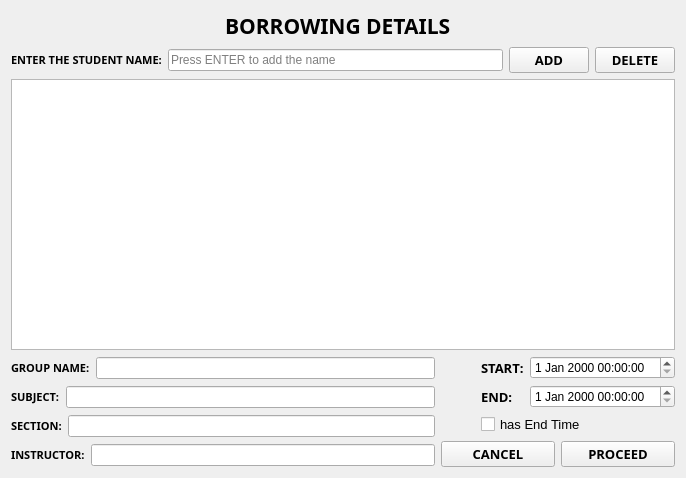
First picture: the form in borrowingd.ui, repository markytools/sume-borrower-app, before the edit.
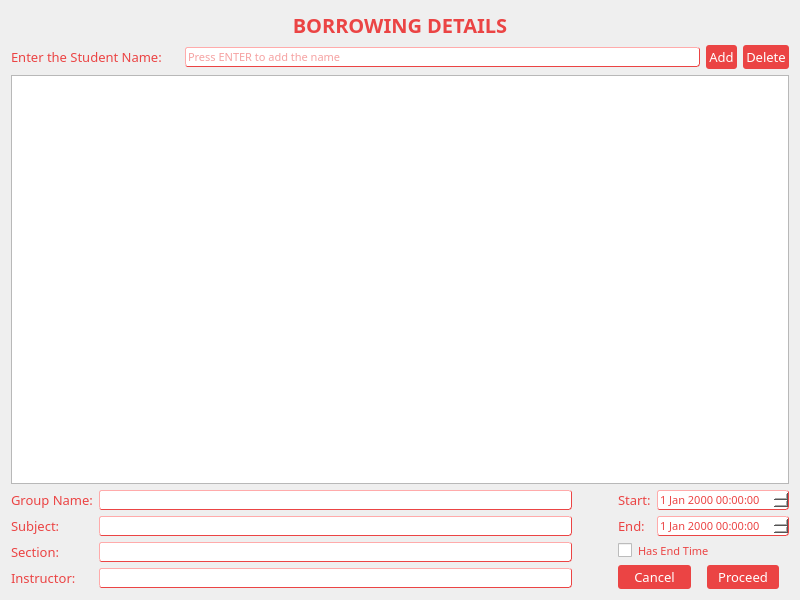
Second picture: the form after the edit.

What changed in the file:
```diff
--- a/borrowingd.ui
+++ b/borrowingd.ui
@@ -6,14 +6,14 @@
    <rect>
     <x>0</x>
     <y>0</y>
-    <width>686</width>
-    <height>478</height>
+    <width>800</width>
+    <height>600</height>
    </rect>
   </property>
   <property name="minimumSize">
    <size>
-    <width>0</width>
-    <height>0</height>
+    <width>800</width>
+    <height>600</height>
    </size>
   </property>
   <property name="maximumSize">
@@ -25,35 +25,14 @@
   <property name="windowTitle">
    <string>Form</string>
   </property>
+  <property name="styleSheet">
+   <string notr="true">#BorrowingD{
+background-color:white;
+background:none;
+border:none;
+}</string>
+  </property>
   <layout class="QGridLayout" name="gridLayout">
-   <item row="0" column="0">
-    <spacer name="horizontalSpacer">
-     <property name="orientation">
-      <enum>Qt::Horizontal</enum>
-     </property>
-     <property name="sizeHint" stdset="0">
-      <size>
-       <width>203</width>
-       <height>20</height>
-      </size>
-     </property>
-    </spacer>
-   </item>
-   <item row="0" column="1">
-    <widget class="QLabel" name="label">
-     <property name="font">
-      <font>
-       <family>Segoe UI Black</family>
-       <pointsize>16</pointsize>
-       <weight>75</weight>
-       <bold>true</bold>
-      </font>
-     </property>
-     <property name="text">
-      <string>BORROWING DETAILS</string>
-     </property>
-    </widget>
-   </item>
    <item row="1" column="0" colspan="3">
     <layout class="QVBoxLayout" name="verticalLayout_2">
      <item>
@@ -64,19 +43,46 @@
           <widget class="QLabel" name="label_2">
            <property name="font">
             <font>
-             <family>Segoe UI Black</family>
-             <pointsize>8</pointsize>
-             <weight>75</weight>
-             <bold>true</bold>
+             <family>Adobe Gothic Std B</family>
+             <pointsize>10</pointsize>
+             <weight>50</weight>
+             <bold>false</bold>
             </font>
            </property>
+           <property name="styleSheet">
+            <string notr="true">#label_2{
+background-color:transparent;
+color: #eb4444;
+background:none;
+border:none;
+}</string>
+           </property>
            <property name="text">
-            <string>ENTER THE STUDENT NAME:</string>
+            <string>Enter the Student Name:     </string>
            </property>
           </widget>
          </item>
          <item>
           <widget class="QLineEdit" name="studentName">
+           <property name="font">
+            <font>
+             <family>Adobe Gothic Std B</family>
+             <pointsize>8</pointsize>
+            </font>
+           </property>
+           <property name="styleSheet">
+            <string notr="true">#studentName{
+background-color:white;
+color: #eb4444;
+border-style: outset;
+border-width: 1px;
+border-color: #eb4444;
+border-radius: 3px;
+}</string>
+           </property>
+           <property name="text">
+            <string/>
+           </property>
            <property name="placeholderText">
             <string>Press ENTER to add the name</string>
            </property>
@@ -90,14 +96,23 @@
           <widget class="QPushButton" name="Add">
            <property name="font">
             <font>
-             <family>Segoe UI Black</family>
+             <family>Adobe Gothic Std B</family>
              <pointsize>10</pointsize>
-             <weight>75</weight>
-             <bold>true</bold>
+             <weight>50</weight>
+             <bold>false</bold>
             </font>
            </property>
+           <property name="styleSheet">
+            <string notr="true">#Add{
+background-color: #eb4444;
+color: white;
+border-style: outset;
+border-radius: 3px;
+padding: 3px;
+}</string>
+           </property>
            <property name="text">
-            <string>ADD</string>
+            <string>Add</string>
            </property>
           </widget>
          </item>
@@ -105,14 +120,23 @@
           <widget class="QPushButton" name="Delete">
            <property name="font">
             <font>
-             <family>Segoe UI Black</family>
+             <family>Adobe Gothic Std B</family>
              <pointsize>10</pointsize>
-             <weight>75</weight>
-             <bold>true</bold>
+             <weight>50</weight>
+             <bold>false</bold>
             </font>
            </property>
+           <property name="styleSheet">
+            <string notr="true">#Delete{
+background-color: #eb4444;
+color: white;
+border-style: outset;
+border-radius: 3px;
+padding: 3px;
+}</string>
+           </property>
            <property name="text">
-            <string>DELETE</string>
+            <string>Delete</string>
            </property>
           </widget>
          </item>
@@ -121,7 +145,14 @@
       </layout>
      </item>
      <item>
-      <widget class="QListWidget" name="listWidget"/>
+      <widget class="QListWidget" name="listWidget">
+       <property name="font">
+        <font>
+         <family>Adobe Gothic Std B</family>
+         <pointsize>10</pointsize>
+        </font>
+       </property>
+      </widget>
      </item>
      <item>
       <layout class="QHBoxLayout" name="horizontalLayout_9">
@@ -133,19 +164,44 @@
             <widget class="QLabel" name="label_9">
              <property name="font">
               <font>
-               <family>Segoe UI Black</family>
-               <pointsize>8</pointsize>
-               <weight>75</weight>
-               <bold>true</bold>
+               <family>Adobe Gothic Std B</family>
+               <pointsize>10</pointsize>
+               <weight>50</weight>
+               <bold>false</bold>
               </font>
              </property>
+             <property name="styleSheet">
+              <string notr="true">#label_9{
+background-color:transparent;
+color: #eb4444;
+background:none;
+border:none;
+}</string>
+             </property>
              <property name="text">
-              <string>GROUP NAME:</string>
+              <string>Group Name:</string>
              </property>
             </widget>
            </item>
            <item>
-            <widget class="QLineEdit" name="groupName"/>
+            <widget class="QLineEdit" name="groupName">
+             <property name="font">
+              <font>
+               <family>Adobe Gothic Std B</family>
+               <pointsize>8</pointsize>
+              </font>
+             </property>
+             <property name="styleSheet">
+              <string notr="true">#groupName{
+background-color:white;
+color: #eb4444;
+border-style: outset;
+border-width: 1px;
+border-color: #eb4444;
+border-radius: 3px;
+}</string>
+             </property>
+            </widget>
            </item>
           </layout>
          </item>
@@ -155,19 +211,44 @@
             <widget class="QLabel" name="label_10">
              <property name="font">
               <font>
-               <family>Segoe UI Black</family>
-               <pointsize>8</pointsize>
-               <weight>75</weight>
-               <bold>true</bold>
+               <family>Adobe Gothic Std B</family>
+               <pointsize>10</pointsize>
+               <weight>50</weight>
+               <bold>false</bold>
               </font>
              </property>
+             <property name="styleSheet">
+              <string notr="true">#label_10{
+background-color:transparent;
+color: #eb4444;
+background:none;
+border:none;
+}</string>
+             </property>
              <property name="text">
-              <string>SUBJECT:</string>
+              <string>Subject:          </string>
              </property>
             </widget>
            </item>
            <item>
-            <widget class="QLineEdit" name="subject"/>
+            <widget class="QLineEdit" name="subject">
+             <property name="font">
+              <font>
+               <family>Adobe Gothic Std B</family>
+               <pointsize>8</pointsize>
+              </font>
+             </property>
+             <property name="styleSheet">
+              <string notr="true">#subject{
+background-color:white;
+color: #eb4444;
+border-style: outset;
+border-width: 1px;
+border-color: #eb4444;
+border-radius: 3px;
+}</string>
+             </property>
+            </widget>
            </item>
           </layout>
          </item>
@@ -177,19 +258,44 @@
             <widget class="QLabel" name="label_12">
              <property name="font">
               <font>
-               <family>Segoe UI Black</family>
-               <pointsize>8</pointsize>
-               <weight>75</weight>
-               <bold>true</bold>
+               <family>Adobe Gothic Std B</family>
+               <pointsize>10</pointsize>
+               <weight>50</weight>
+               <bold>false</bold>
               </font>
              </property>
+             <property name="styleSheet">
+              <string notr="true">#label_12{
+background-color:transparent;
+color: #eb4444;
+background:none;
+border:none;
+}</string>
+             </property>
              <property name="text">
-              <string>SECTION:</string>
+              <string>Section:          </string>
              </property>
             </widget>
            </item>
            <item>
-            <widget class="QLineEdit" name="section"/>
+            <widget class="QLineEdit" name="section">
+             <property name="font">
+              <font>
+               <family>Adobe Gothic Std B</family>
+               <pointsize>8</pointsize>
+              </font>
+             </property>
+             <property name="styleSheet">
+              <string notr="true">#section{
+background-color:white;
+color: #eb4444;
+border-style: outset;
+border-width: 1px;
+border-color: #eb4444;
+border-radius: 3px;
+}</string>
+             </property>
+            </widget>
            </item>
           </layout>
          </item>
@@ -199,19 +305,44 @@
             <widget class="QLabel" name="label_11">
              <property name="font">
               <font>
-               <family>Segoe UI Black</family>
-               <pointsize>8</pointsize>
-               <weight>75</weight>
-               <bold>true</bold>
+               <family>Adobe Gothic Std B</family>
+               <pointsize>10</pointsize>
+               <weight>50</weight>
+               <bold>false</bold>
               </font>
              </property>
+             <property name="styleSheet">
+              <string notr="true">#label_11{
+background-color:transparent;
+color: #eb4444;
+background:none;
+border:none;
+}</string>
+             </property>
              <property name="text">
-              <string>INSTRUCTOR:</string>
+              <string>Instructor:     </string>
              </property>
             </widget>
            </item>
            <item>
-            <widget class="QLineEdit" name="instructor"/>
+            <widget class="QLineEdit" name="instructor">
+             <property name="font">
+              <font>
+               <family>Adobe Gothic Std B</family>
+               <pointsize>8</pointsize>
+              </font>
+             </property>
+             <property name="styleSheet">
+              <string notr="true">#instructor{
+background-color:white;
+color: #eb4444;
+border-style: outset;
+border-width: 1px;
+border-color: #eb4444;
+border-radius: 3px;
+}</string>
+             </property>
+            </widget>
            </item>
           </layout>
          </item>
@@ -245,19 +376,44 @@
                 <widget class="QLabel" name="label_8">
                  <property name="font">
                   <font>
-                   <family>Segoe UI Black</family>
+                   <family>Adobe Gothic Std B</family>
                    <pointsize>10</pointsize>
-                   <weight>75</weight>
-                   <bold>true</bold>
+                   <weight>50</weight>
+                   <bold>false</bold>
                   </font>
                  </property>
+                 <property name="styleSheet">
+                  <string notr="true">#label_8{
+background-color:transparent;
+color: #eb4444;
+background:none;
+border:none;
+}</string>
+                 </property>
                  <property name="text">
-                  <string>START:</string>
+                  <string>Start:</string>
                  </property>
                 </widget>
                </item>
                <item>
-                <widget class="QDateTimeEdit" name="startDateTime"/>
+                <widget class="QDateTimeEdit" name="startDateTime">
+                 <property name="font">
+                  <font>
+                   <family>Adobe Gothic Std B</family>
+                   <pointsize>8</pointsize>
+                  </font>
+                 </property>
+                 <property name="styleSheet">
+                  <string notr="true">#startDateTime{
+background-color:white;
+color: #eb4444;
+border-style: outset;
+border-width: 1px;
+border-color: #eb4444;
+border-radius: 3px;
+}</string>
+                 </property>
+                </widget>
                </item>
               </layout>
              </item>
@@ -267,19 +423,44 @@
                 <widget class="QLabel" name="label_7">
                  <property name="font">
                   <font>
-                   <family>Segoe UI Black</family>
+                   <family>Adobe Gothic Std B</family>
                    <pointsize>10</pointsize>
-                   <weight>75</weight>
-                   <bold>true</bold>
+                   <weight>50</weight>
+                   <bold>false</bold>
                   </font>
                  </property>
+                 <property name="styleSheet">
+                  <string notr="true">#label_7{
+background-color:transparent;
+color: #eb4444;
+background:none;
+border:none;
+}</string>
+                 </property>
                  <property name="text">
-                  <string>END:</string>
+                  <string>End:</string>
                  </property>
                 </widget>
                </item>
                <item>
-                <widget class="QDateTimeEdit" name="endDateTime"/>
+                <widget class="QDateTimeEdit" name="endDateTime">
+                 <property name="font">
+                  <font>
+                   <family>Adobe Gothic Std B</family>
+                   <pointsize>8</pointsize>
+                  </font>
+                 </property>
+                 <property name="styleSheet">
+                  <string notr="true">#endDateTime{
+background-color:white;
+color: #eb4444;
+border-style: outset;
+border-width: 1px;
+border-color: #eb4444;
+border-radius: 3px;
+}</string>
+                 </property>
+                </widget>
                </item>
               </layout>
              </item>
@@ -290,7 +471,8 @@
                </property>
                <property name="font">
                 <font>
-                 <pointsize>10</pointsize>
+                 <family>Adobe Gothic Std B</family>
+                 <pointsize>8</pointsize>
                  <weight>50</weight>
                  <bold>false</bold>
                 </font>
@@ -302,10 +484,15 @@
                 <bool>false</bool>
                </property>
                <property name="styleSheet">
-                <string notr="true"/>
+                <string notr="true">#hasEndTime{
+background-color:transparent;
+color: #eb4444;
+background:none;
+border:none;
+}</string>
                </property>
                <property name="text">
-                <string>has End Time</string>
+                <string>Has End Time</string>
                </property>
                <property name="tristate">
                 <bool>false</bool>
@@ -318,36 +505,102 @@
          </item>
          <item>
           <layout class="QHBoxLayout" name="horizontalLayout_8">
+           <item>
+            <spacer name="horizontalSpacer">
+             <property name="orientation">
+              <enum>Qt::Horizontal</enum>
+             </property>
+             <property name="sizeType">
+              <enum>QSizePolicy::Fixed</enum>
+             </property>
+             <property name="sizeHint" stdset="0">
+              <size>
+               <width>40</width>
+               <height>20</height>
+              </size>
+             </property>
+            </spacer>
+           </item>
            <item>
             <widget class="QPushButton" name="Cancel">
              <property name="font">
               <font>
-               <family>Segoe UI Black</family>
+               <family>Adobe Gothic Std B</family>
                <pointsize>10</pointsize>
-               <weight>75</weight>
-               <bold>true</bold>
+               <weight>50</weight>
+               <bold>false</bold>
               </font>
              </property>
+             <property name="styleSheet">
+              <string notr="true">#Cancel{
+background-color: #eb4444;
+color: white;
+border-style: outset;
+border-radius: 3px;
+padding: 3px;
+}</string>
+             </property>
              <property name="text">
-              <string>CANCEL</string>
+              <string>Cancel</string>
              </property>
             </widget>
            </item>
+           <item>
+            <spacer name="horizontalSpacer_2">
+             <property name="orientation">
+              <enum>Qt::Horizontal</enum>
+             </property>
+             <property name="sizeType">
+              <enum>QSizePolicy::Fixed</enum>
+             </property>
+             <property name="sizeHint" stdset="0">
+              <size>
+               <width>10</width>
+               <height>20</height>
+              </size>
+             </property>
+            </spacer>
+           </item>
            <item>
             <widget class="QPushButton" name="Proceed">
              <property name="font">
               <font>
-               <family>Segoe UI Black</family>
+               <family>Adobe Gothic Std B</family>
                <pointsize>10</pointsize>
-               <weight>75</weight>
-               <bold>true</bold>
+               <weight>50</weight>
+               <bold>false</bold>
               </font>
              </property>
+             <property name="styleSheet">
+              <string notr="true">#Proceed{
+background-color: #eb4444;
+color: white;
+border-style: outset;
+border-radius: 3px;
+padding: 3px;
+}</string>
+             </property>
              <property name="text">
-              <string>PROCEED</string>
+              <string>Proceed</string>
              </property>
             </widget>
            </item>
+           <item>
+            <spacer name="horizontalSpacer_4">
+             <property name="orientation">
+              <enum>Qt::Horizontal</enum>
+             </property>
+             <property name="sizeType">
+              <enum>QSizePolicy::Fixed</enum>
+             </property>
+             <property name="sizeHint" stdset="0">
+              <size>
+               <width>10</width>
+               <height>20</height>
+              </size>
+             </property>
+            </spacer>
+           </item>
           </layout>
          </item>
         </layout>
@@ -356,18 +609,35 @@
      </item>
     </layout>
    </item>
-   <item row="0" column="2">
-    <spacer name="horizontalSpacer_2">
-     <property name="orientation">
-      <enum>Qt::Horizontal</enum>
-     </property>
-     <property name="sizeHint" stdset="0">
-      <size>
-       <width>218</width>
-       <height>20</height>
-      </size>
-     </property>
-    </spacer>
+   <item row="0" column="0" colspan="3">
+    <layout class="QHBoxLayout" name="horizontalLayout_13">
+     <item>
+      <widget class="QLabel" name="label">
+       <property name="font">
+        <font>
+         <family>Adobe Gothic Std B</family>
+         <pointsize>15</pointsize>
+         <weight>75</weight>
+         <bold>true</bold>
+        </font>
+       </property>
+       <property name="styleSheet">
+        <string notr="true">#label{
+background-color:transparent;
+color: #eb4444;
+background:none;
+border:none;
+}</string>
+       </property>
+       <property name="text">
+        <string>BORROWING DETAILS</string>
+       </property>
+       <property name="alignment">
+        <set>Qt::AlignCenter</set>
+       </property>
+      </widget>
+     </item>
+    </layout>
    </item>
   </layout>
  </widget>
```
